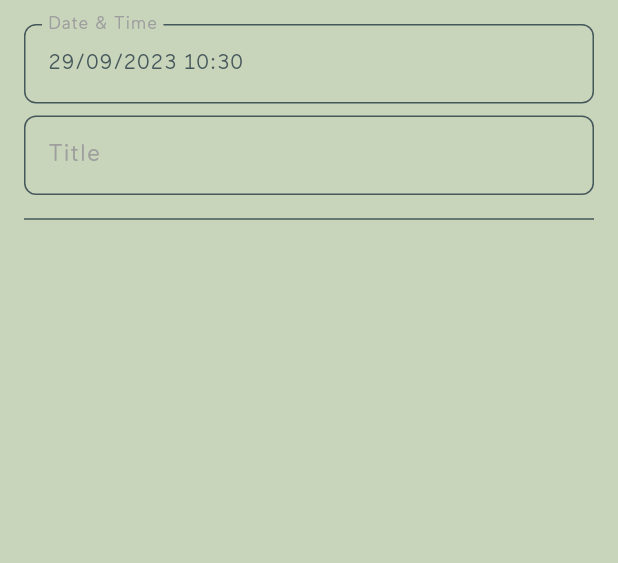
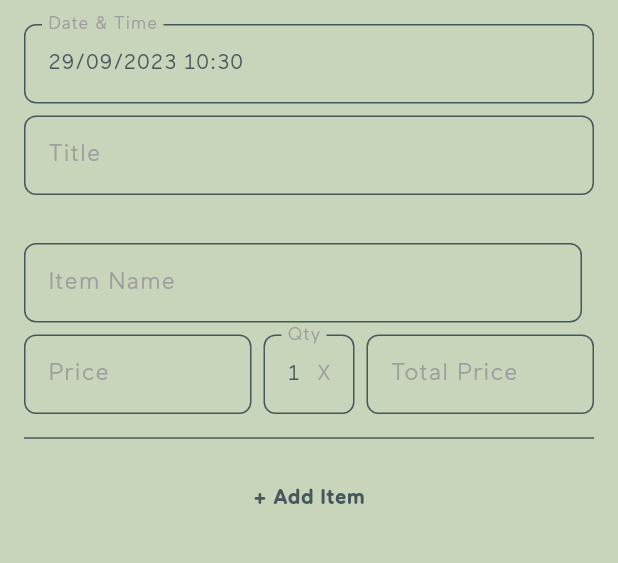
Before and after one commit to RidhaAF/split_bill, a Flutter app: the BillFormPage screen opened by its route, on a phone screen of 412 x 824 dp, the part 84-647 px from its top. Run offline on Flutter 3.47's test engine with Material 2 defaults, Android fonts, the phone set to English and light mode, and no system bars; our stand-ins replace go_router; missing offline and left inert: omni_datetime_picker.

Commit message:
feat: add dynamic item form

```diff
--- a/lib/pages/bill/bill_form_page.dart
+++ b/lib/pages/bill/bill_form_page.dart
@@ -1,5 +1,6 @@
 import 'package:flutter/material.dart';
 import 'package:split_bill/utils/constants/constants.dart';
+import 'package:split_bill/utils/functions/functions.dart';
 import 'package:split_bill/widgets/default_app_bar.dart';
 import 'package:split_bill/widgets/default_date_time_picker.dart';
 import 'package:split_bill/widgets/default_text_field.dart';
@@ -14,6 +15,18 @@ class BillFormPage extends StatefulWidget {
 class _BillFormPageState extends State<BillFormPage> {
   final TextEditingController _titleCtrl = TextEditingController();
   final FocusNode _titleFocus = FocusNode();
+  final GlobalKey _formKey = GlobalKey();
+  final List<Widget> _formItems = [];
+
+  @override
+  void initState() {
+    super.initState();
+    _formItems.add(
+      _itemsForm(
+        uniqueKey: UniqueKey(),
+      ),
+    );
+  }
 
   @override
   Widget build(BuildContext context) {
@@ -21,7 +34,9 @@ class _BillFormPageState extends State<BillFormPage> {
       appBar: const DefaultAppBar(
         title: 'Split Bill',
       ),
-      body: ListView(
+      body: Form(
+        key: _formKey,
+        child: ListView(
           padding: EdgeInsets.all(defaultMargin),
           children: [
             const DefaultDateTimePicker(),
@@ -32,10 +47,134 @@ class _BillFormPageState extends State<BillFormPage> {
               labelText: 'Title',
               hintText: 'Enter title',
             ),
-          SizedBox(height: defaultMargin / 2),
-          const Divider(),
+            SizedBox(height: defaultMargin * 2),
+            Column(
+              children: _formItems,
+            ),
+            TextButton(
+              onPressed: () {
+                setState(() {
+                  _formItems.add(
+                    _itemsForm(
+                      uniqueKey: UniqueKey(),
+                    ),
+                  );
+                });
+              },
+              child: const Text('+ Add Item'),
+            ),
           ],
+        ),
       ),
     );
   }
+
+  Widget _itemsForm({required UniqueKey uniqueKey}) {
+    final TextEditingController itemNameCtrl = TextEditingController();
+    final TextEditingController itemPriceCtrl = TextEditingController();
+    final TextEditingController itemQtyCtrl = TextEditingController(text: '1');
+    final TextEditingController itemTotalPriceCtrl = TextEditingController();
+    final FocusNode itemNameFocus = FocusNode();
+    final FocusNode itemPriceFocus = FocusNode();
+    final FocusNode itemQtyFocus = FocusNode();
+    final FocusNode itemTotalPriceFocus = FocusNode();
+
+    return Column(
+      key: uniqueKey,
+      children: [
+        Row(
+          children: [
+            Expanded(
+              child: DefaultTextField(
+                controller: itemNameCtrl,
+                focusNode: itemNameFocus,
+                labelText: 'Item Name',
+                hintText: 'Enter item name',
+                textInputAction: TextInputAction.next,
+              ),
+            ),
+            SizedBox(width: defaultMargin / 2),
+            if (_formItems.isNotEmpty)
+              IconButton(
+                onPressed: () {
+                  setState(() {
+                    _formItems.removeWhere((e) => e.key == uniqueKey);
+                  });
+                },
+                tooltip: 'Delete item',
+                enableFeedback: true,
+                icon: const Icon(Icons.delete_rounded),
+              ),
+          ],
+        ),
+        SizedBox(height: defaultMargin / 2),
+        Row(
+          children: [
+            Expanded(
+              flex: 5,
+              child: DefaultTextField(
+                controller: itemPriceCtrl,
+                focusNode: itemPriceFocus,
+                labelText: 'Price',
+                hintText: 'Enter price',
+                keyboardType: TextInputType.number,
+                textInputAction: TextInputAction.next,
+                onChanged: (value) {
+                  final String qty = itemQtyCtrl.text;
+                  final String price = value;
+
+                  itemTotalPriceCtrl.text = moneyFormatter(
+                    countItemTotalPrice(
+                      qty: qty,
+                      price: price,
+                    ),
+                  );
+                },
+              ),
+            ),
+            SizedBox(width: defaultMargin / 2),
+            Expanded(
+              flex: 2,
+              child: DefaultTextField(
+                controller: itemQtyCtrl,
+                focusNode: itemQtyFocus,
+                labelText: 'Qty',
+                hintText: 'Qty',
+                suffixText: 'X',
+                keyboardType: TextInputType.number,
+                textInputAction: TextInputAction.next,
+                onChanged: (value) {
+                  final String qty = value;
+                  final String price = itemPriceCtrl.text;
+
+                  itemTotalPriceCtrl.text = moneyFormatter(
+                    countItemTotalPrice(
+                      qty: qty,
+                      price: price,
+                    ),
+                  );
+                },
+              ),
+            ),
+            SizedBox(width: defaultMargin / 2),
+            Expanded(
+              flex: 5,
+              child: DefaultTextField(
+                controller: itemTotalPriceCtrl,
+                focusNode: itemTotalPriceFocus,
+                labelText: 'Total Price',
+                hintText: 'Total price',
+                keyboardType: TextInputType.number,
+                textInputAction: TextInputAction.done,
+                readOnly: true,
+              ),
+            ),
+          ],
+        ),
+        SizedBox(height: defaultMargin / 2),
+        const Divider(),
+        SizedBox(height: defaultMargin / 2),
+      ],
+    );
   }
+}
--- a/lib/utils/functions/functions.dart
+++ b/lib/utils/functions/functions.dart
@@ -3,3 +3,21 @@ import 'package:intl/intl.dart';
 String dateTimeFormatter(DateTime dateTime) {
   return DateFormat('dd/MM/yyyy HH:mm').format(dateTime);
 }
+
+String moneyFormatter(String money) {
+  final int moneyInt = int.tryParse(money) ?? 0;
+  final NumberFormat formatter = NumberFormat.currency(
+    locale: 'id_ID',
+    symbol: 'Rp',
+    decimalDigits: 0,
+  );
+
+  return formatter.format(moneyInt);
+}
+
+String countItemTotalPrice({required String qty, required String price}) {
+  final int itemQty = int.tryParse(qty) ?? 1;
+  final int itemPrice = int.tryParse(price) ?? 0;
+
+  return (itemQty * itemPrice).toString();
+}
```
Also changed, not shown: 1 other file. Lines whose indentation alone changed are shown as unchanged.
